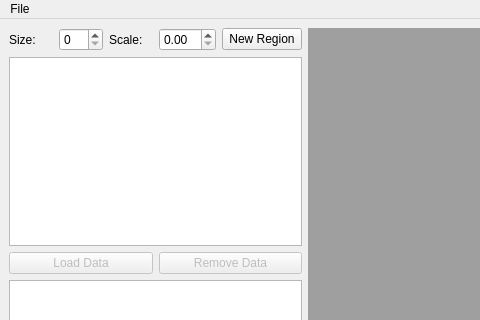
Before: the Qt Designer form src/QT/gui_main.ui in bkloppenborg/simtoi, drawn with Qt 5; both pictures show x 0 to 480 and y 0 to 320 of the 800 by 585 pixel window.
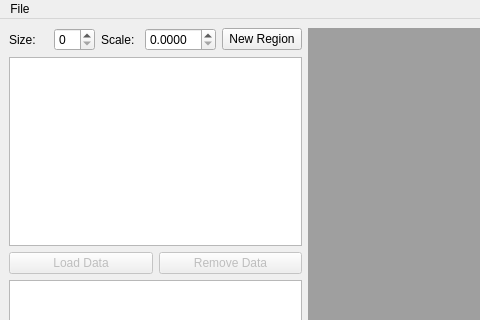
After: the same form once the commit is applied.

Commit message: Scale spinbox now has four decimals.

What changed in the file:
```diff
--- a/src/QT/gui_main.ui
+++ b/src/QT/gui_main.ui
@@ -28,7 +28,11 @@
        </widget>
       </item>
       <item row="0" column="3">
-       <widget class="QDoubleSpinBox" name="spinModelScale"/>
+       <widget class="QDoubleSpinBox" name="spinModelScale">
+        <property name="decimals">
+         <number>4</number>
+        </property>
+       </widget>
       </item>
       <item row="0" column="0">
        <widget class="QLabel" name="label">
```
